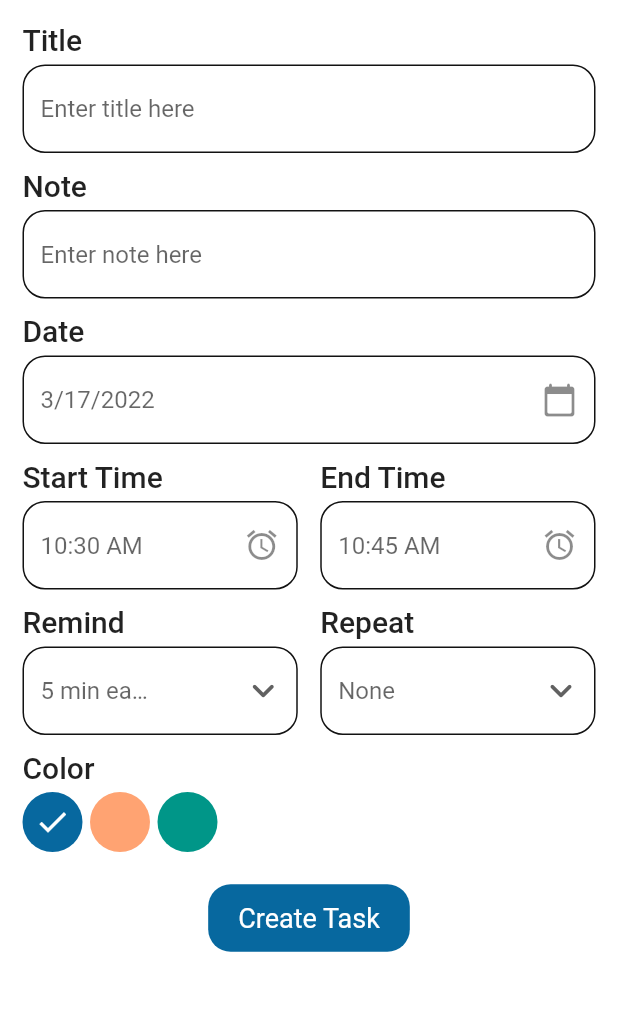
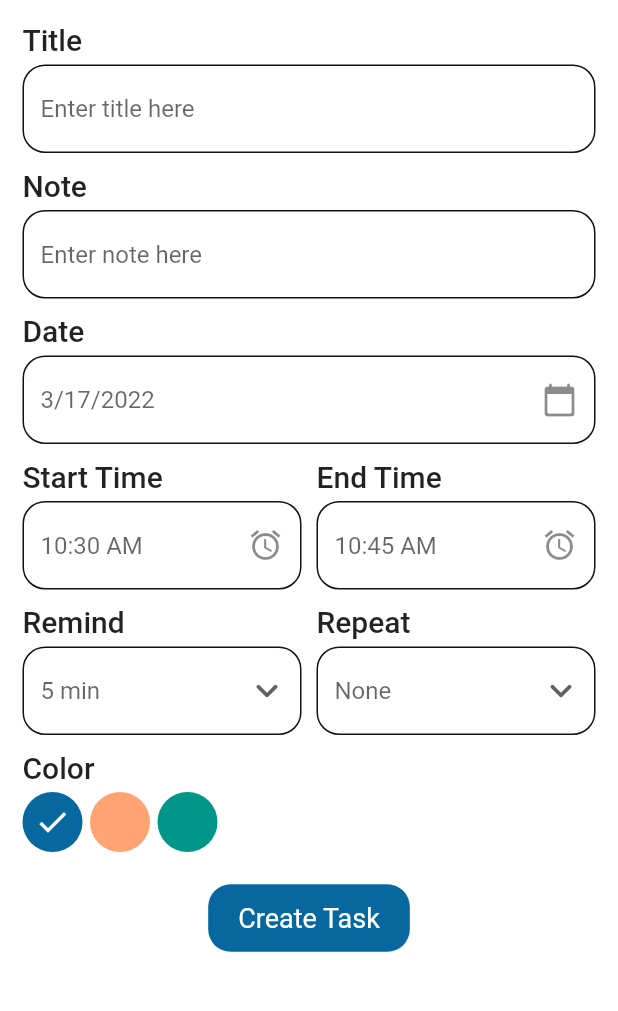
Before and after one commit to Amr-Mahm0ud/To-Do-App, a Flutter app: the AddTask screen opened directly, on a phone screen of 412 x 824 dp, the part 84-1095 px from its top. Run offline on Flutter 3.47's test engine with Material 2 defaults, Android fonts, the phone set to English and light mode, and no system bars; our stand-ins replace date_picker_timeline, flutter_local_notifications, flutter_svg, get, get_storage, timezone; accounts and stored records are empty.

Commit message:
Task tile

```diff
--- a/lib/design/screens/add_task.dart
+++ b/lib/design/screens/add_task.dart
@@ -75,7 +75,7 @@ class _AddTaskState extends State<AddTask> {
                           onPressed: () {}),
                     ),
                   ),
-                  const SizedBox(width: 15),
+                  const SizedBox(width: 10),
                   Expanded(
                     child: InputField(
                       title: 'End Time',
@@ -94,7 +94,7 @@ class _AddTaskState extends State<AddTask> {
                   Expanded(
                     child: InputField(
                       title: 'Remind',
-                      hint: '$selectedRemind min early',
+                      hint: '$selectedRemind min',
                       widget: Padding(
                         padding: const EdgeInsets.only(right: 8.0),
                         child: DropdownButton<int>(
@@ -122,7 +122,7 @@ class _AddTaskState extends State<AddTask> {
                       ),
                     ),
                   ),
-                  const SizedBox(width: 15),
+                  const SizedBox(width: 10),
                   Expanded(
                     child: InputField(
                       title: 'Repeat',
--- a/lib/logic/models/task.dart
+++ b/lib/logic/models/task.dart
@@ -9,4 +9,16 @@ class Task {
   int? color;
   int? remind;
   String? repeat;
+  Task({
+    this.id,
+    this.title,
+    this.note,
+    this.isCompleted,
+    this.date,
+    this.startTime,
+    this.endTime,
+    this.color,
+    this.remind,
+    this.repeat,
+  });
 }
```
Also changed, not shown: lib/design/screens/home.dart (+15 -4 lines), lib/design/widgets/task_tile.dart (added, +76 -0 lines).
